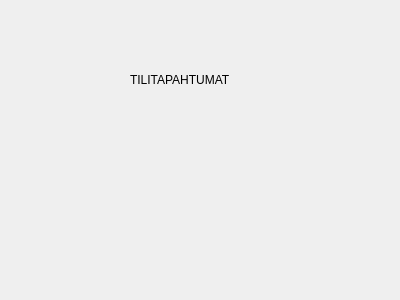
This is frontend/tapahtumawindow.ui in 22kmo-project/group_1 as Qt 5 draws it before an edit. The edited form follows.
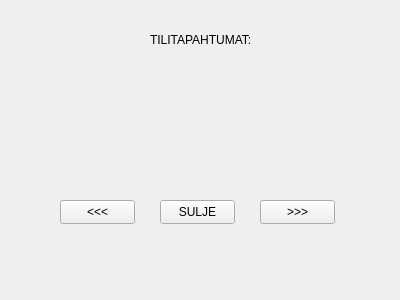
This is the edited form.

```diff
--- a/frontend/tapahtumawindow.ui
+++ b/frontend/tapahtumawindow.ui
@@ -16,14 +16,53 @@
   <widget class="QLabel" name="label">
    <property name="geometry">
     <rect>
-     <x>130</x>
-     <y>70</y>
+     <x>150</x>
+     <y>30</y>
      <width>171</width>
      <height>20</height>
     </rect>
    </property>
    <property name="text">
-    <string>TILITAPAHTUMAT</string>
+    <string>TILITAPAHTUMAT:</string>
+   </property>
+  </widget>
+  <widget class="QPushButton" name="forwardButton">
+   <property name="geometry">
+    <rect>
+     <x>260</x>
+     <y>200</y>
+     <width>75</width>
+     <height>24</height>
+    </rect>
+   </property>
+   <property name="text">
+    <string>&gt;&gt;&gt;</string>
+   </property>
+  </widget>
+  <widget class="QPushButton" name="backwardButton">
+   <property name="geometry">
+    <rect>
+     <x>60</x>
+     <y>200</y>
+     <width>75</width>
+     <height>24</height>
+    </rect>
+   </property>
+   <property name="text">
+    <string>&lt;&lt;&lt;</string>
+   </property>
+  </widget>
+  <widget class="QPushButton" name="closeButton">
+   <property name="geometry">
+    <rect>
+     <x>160</x>
+     <y>200</y>
+     <width>75</width>
+     <height>24</height>
+    </rect>
+   </property>
+   <property name="text">
+    <string>SULJE</string>
    </property>
   </widget>
  </widget>
```
